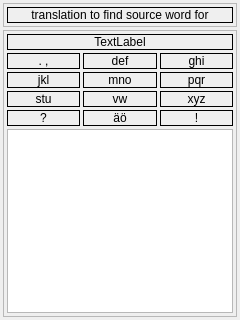
Qt form src/trainerdialog.ui (sergburn/firu.qt) before a commit.
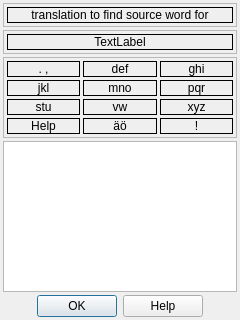
The same form after that commit.

```diff
--- a/src/trainerdialog.ui
+++ b/src/trainerdialog.ui
@@ -61,14 +61,14 @@
     </widget>
    </item>
    <item>
-    <widget class="QFrame" name="frmKeypad">
+    <widget class="QFrame" name="frmAnswer">
      <property name="frameShape">
       <enum>QFrame::StyledPanel</enum>
      </property>
      <property name="frameShadow">
       <enum>QFrame::Raised</enum>
      </property>
-     <layout class="QVBoxLayout" name="verticalLayout">
+     <layout class="QVBoxLayout" name="verticalLayout_4">
       <property name="spacing">
        <number>3</number>
       </property>
@@ -91,6 +91,28 @@
         </property>
        </widget>
       </item>
+     </layout>
+     <zorder>laAnswer</zorder>
+     <zorder>laAnswer</zorder>
+     <zorder>laAnswer</zorder>
+     <zorder>laAnswer</zorder>
+    </widget>
+   </item>
+   <item>
+    <widget class="QFrame" name="frmKeypad">
+     <property name="frameShape">
+      <enum>QFrame::StyledPanel</enum>
+     </property>
+     <property name="frameShadow">
+      <enum>QFrame::Raised</enum>
+     </property>
+     <layout class="QVBoxLayout" name="verticalLayout">
+      <property name="spacing">
+       <number>3</number>
+      </property>
+      <property name="margin">
+       <number>3</number>
+      </property>
       <item>
        <layout class="QGridLayout" name="gridLayout">
         <item row="1" column="0">
@@ -125,7 +147,7 @@
            <enum>QFrame::Box</enum>
           </property>
           <property name="text">
-           <string>?</string>
+           <string>Help</string>
           </property>
           <property name="alignment">
            <set>Qt::AlignCenter</set>
@@ -251,12 +273,22 @@
         </item>
        </layout>
       </item>
-      <item>
-       <widget class="QListWidget" name="listAnswers"/>
-      </item>
      </layout>
     </widget>
    </item>
+   <item>
+    <widget class="QListWidget" name="listAnswers"/>
+   </item>
+   <item>
+    <widget class="QDialogButtonBox" name="buttonBox">
+     <property name="standardButtons">
+      <set>QDialogButtonBox::Help|QDialogButtonBox::Ok</set>
+     </property>
+     <property name="centerButtons">
+      <bool>true</bool>
+     </property>
+    </widget>
+   </item>
   </layout>
  </widget>
  <resources/>
```
Left out of the diff: 24 changed lines with no effect on the pictures.
